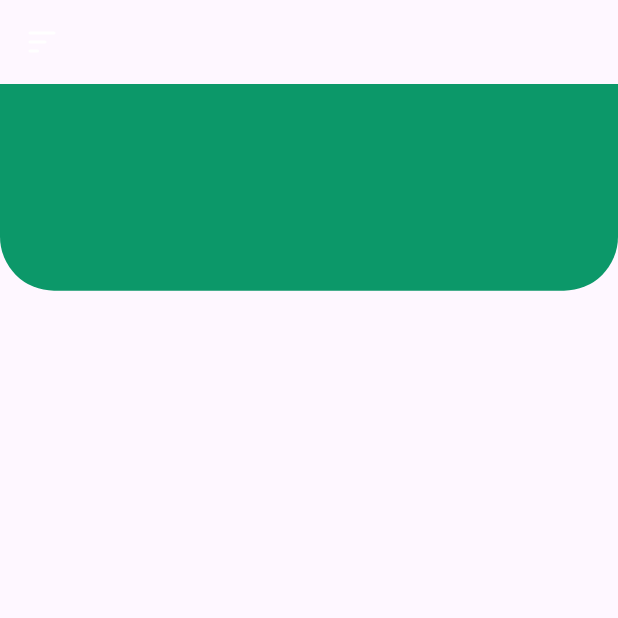
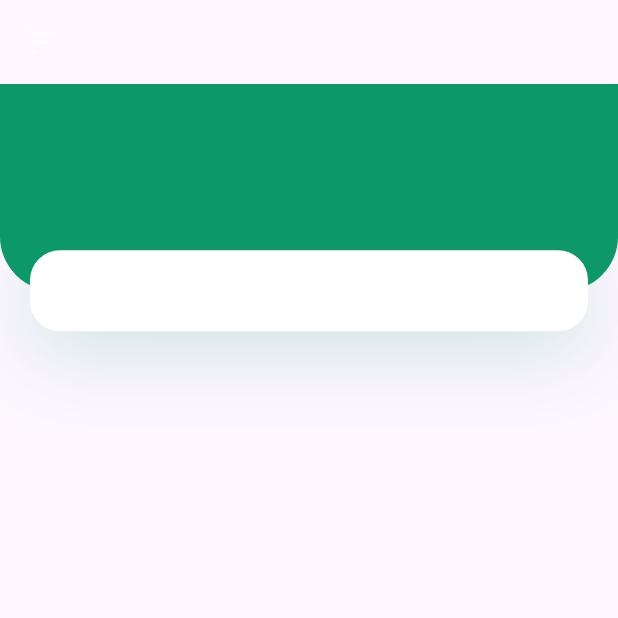
Before and after one commit to Alan21103/PlantApp_0127, a Flutter app: the HomeScreen screen opened directly, on a phone screen of 412 x 824 dp, the top half of it. Run offline on Flutter 3.47's test engine with Material 3 defaults, Android fonts, the phone set to English and light mode, and no system bars; our stand-ins replace flutter_svg.

Commit message:
Membuat positioned untuk place holder search

```diff
--- a/lib/screens/home/components/body.dart
+++ b/lib/screens/home/components/body.dart
@@ -23,10 +23,30 @@ class Body extends StatelessWidget {
                     bottomRight: Radius.circular(36),
                   ),
                 ),
-              )
+              ),
+              Positioned(
+                bottom: 0,
+                left: 0,
+                right: 0,
+                child: Container(
+                  margin: EdgeInsets.symmetric(horizontal: kDefaultPadding),
+                  height: 54,
+                  decoration: BoxDecoration(
+                    color: Colors.white,
+                    borderRadius: BorderRadius.circular(20),
+                    boxShadow: [
+                      BoxShadow(
+                        offset: Offset(0, 10),
+                        blurRadius: 50,
+                        color: kPrimaryColor.withOpacity(0.23),
+                      ),
+                    ],
+                  ),
+                ),
+              ),
             ],
           ),
-        )
+        ),
       ],
     );
   }
```
